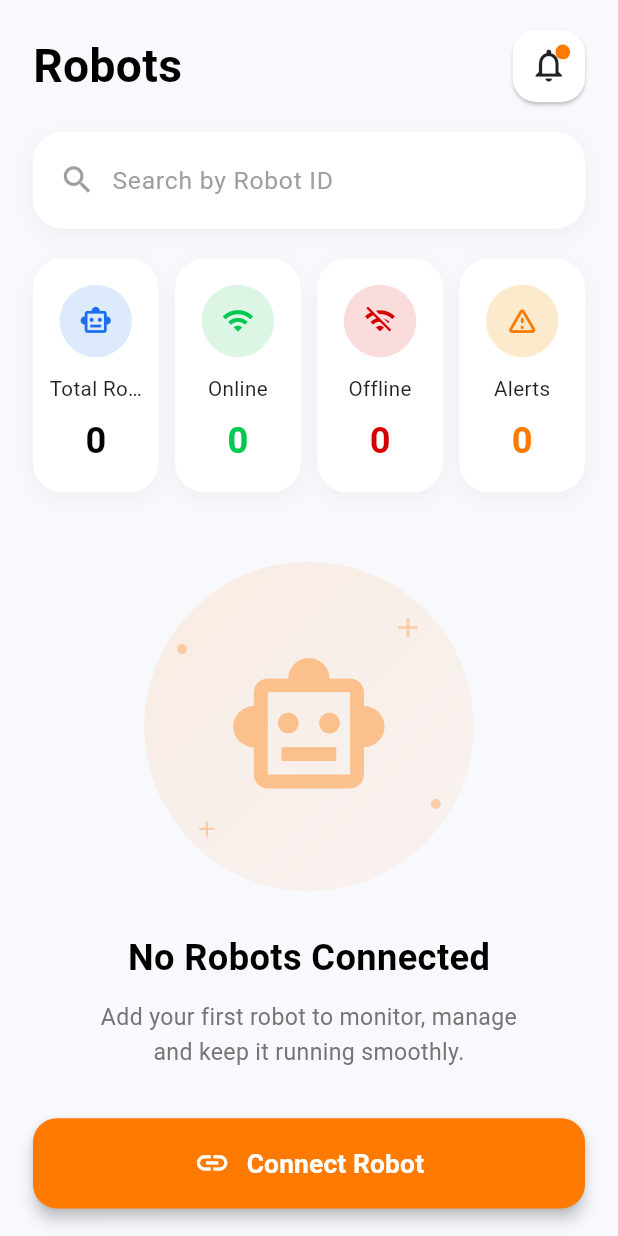
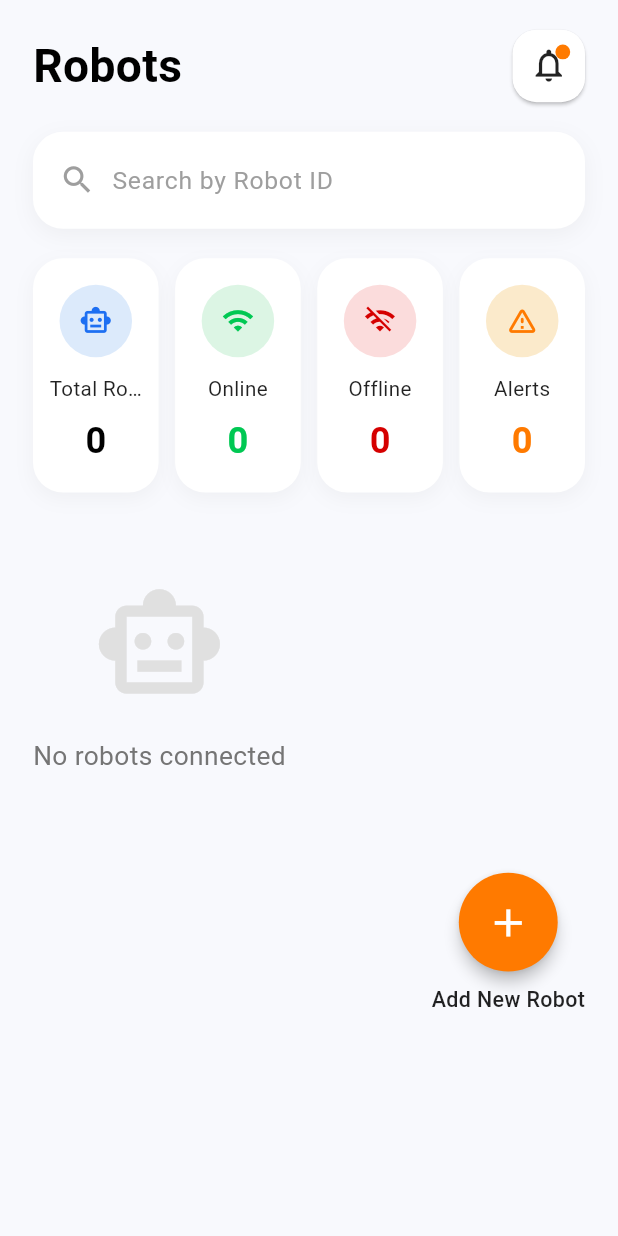
Before and after one commit to sunvibee/sunvibe-app, a Flutter app: the RobotsScreen screen opened directly, on a phone screen of 412 x 824 dp. Run offline on Flutter 3.47's test engine with Material 3 defaults, Android fonts, the phone set to English and light mode, and no system bars; our stand-ins replace flutter_local_notifications, google_fonts, shared_preferences, timezone; missing offline and left inert: mqtt_client; accounts and stored records are empty.

Commit message:
The functionality of when the user logs in with the robot id show that robot as master robot in the robot screen and removed the image area and connect robot button from the robot screen

```diff
--- a/lib/screens/robots_screen.dart
+++ b/lib/screens/robots_screen.dart
@@ -1,10 +1,12 @@
 import 'package:flutter/material.dart';
 import 'package:shared_preferences/shared_preferences.dart';
+import 'package:provider/provider.dart';
 import 'dart:convert';
 import '../utils/app_colors.dart';
 import 'notification_screen.dart';
 import '../services/notification_service.dart';
 import '../models/notification_model.dart';
+import '../providers/auth_provider.dart';
 
 class RobotsScreen extends StatefulWidget {
   const RobotsScreen({super.key});
@@ -21,6 +23,7 @@
   List<Map<String, dynamic>> robots = [];
   bool _isConnecting = false;
   bool _isLoading = true;
+  String? _masterRobotId;
 
   int get totalRobots => robots.length;
   int get onlineRobots => robots.where((r) => r['online'] == true).length;
@@ -36,6 +39,7 @@
   void initState() {
     super.initState();
     _loadRobots();
+    _getMasterRobotId();
   }
 
   @override
@@ -44,6 +48,11 @@
     _robotIdController.dispose();
     _robotIdFocusNode.dispose();
     super.dispose();
+  }
+
+  void _getMasterRobotId() {
+    final authProvider = Provider.of<AuthProvider>(context, listen: false);
+    _masterRobotId = authProvider.robotId;
   }
 
   // Save robots to SharedPreferences
@@ -142,7 +151,6 @@
             child: Column(
               mainAxisSize: MainAxisSize.min,
               children: [
-                // Animated Icon
                 Container(
                   padding: EdgeInsets.all(16),
                   decoration: BoxDecoration(
@@ -150,7 +158,7 @@
                     shape: BoxShape.circle,
                   ),
                   child: Icon(
-                    Icons.animation,
+                    Icons.smart_toy,
                     color: AppColors.orange,
                     size: 40,
                   ),
@@ -294,6 +302,8 @@
 
     await Future.delayed(Duration(milliseconds: 800));
 
+    final isMaster = robotId == _masterRobotId;
+
     final newRobot = {
       'id': robotId,
       'name': 'SV-$robotId',
@@ -301,6 +311,7 @@
       'battery': 85,
       'cleaning': false,
       'alerts': false,
+      'isMaster': isMaster,
       'lastActive': DateTime.now().toIso8601String(),
     };
 
@@ -332,6 +343,19 @@
 
   void _removeRobot(int index) {
     final robotName = robots[index]['name'];
+    final isMaster = robots[index]['isMaster'] ?? false;
+
+    if (isMaster) {
+      ScaffoldMessenger.of(context).showSnackBar(
+        SnackBar(
+          content: Text("Cannot remove Master Robot"),
+          backgroundColor: Colors.orange,
+          behavior: SnackBarBehavior.floating,
+          duration: Duration(seconds: 2),
+        ),
+      );
+      return;
+    }
 
     showDialog(
       context: context,
@@ -405,7 +429,6 @@
   Widget build(BuildContext context) {
     final scale = _scale(context);
     final horizontalPadding = (20 * scale).clamp(16, 30).toDouble();
-    final hasRobots = robots.isNotEmpty;
 
     if (_isLoading) {
       return Scaffold(
@@ -416,6 +439,22 @@
           ),
         ),
       );
+    }
+
+    // Ensure master robot is always in the list
+    if (_masterRobotId != null && !robots.any((r) => r['id'] == _masterRobotId)) {
+      final masterRobot = {
+        'id': _masterRobotId,
+        'name': 'SV-$_masterRobotId',
+        'online': true,
+        'battery': 85,
+        'cleaning': false,
+        'alerts': false,
+        'isMaster': true,
+        'lastActive': DateTime.now().toIso8601String(),
+      };
+      robots.insert(0, masterRobot);
+      _saveRobots();
     }
 
     return Scaffold(
@@ -441,9 +480,7 @@
                     SizedBox(height: 18 * scale),
                     _buildStatsRow(scale),
                     SizedBox(height: 12 * scale),
-                    hasRobots
-                        ? _buildRobotList(scale)
-                        : _buildEmptyState(scale),
+                    _buildRobotList(scale),
                     SizedBox(height: 20 * scale),
                     _buildAddNewRobot(scale),
                     SizedBox(height: 20 * scale),
@@ -682,141 +719,6 @@
     );
   }
 
-  Widget _buildEmptyState(double scale) {
-    return Container(
-      padding: EdgeInsets.symmetric(vertical: 30 * scale),
-      child: Column(
-        mainAxisAlignment: MainAxisAlignment.center,
-        children: [
-          // Animated Robot Illustration
-          Stack(
-            alignment: Alignment.center,
-            children: [
-              Container(
-                width: 200 * scale,
-                height: 200 * scale,
-                decoration: BoxDecoration(
-                  shape: BoxShape.circle,
-                  gradient: LinearGradient(
-                    begin: Alignment.topLeft,
-                    end: Alignment.bottomRight,
-                    colors: [
-                      AppColors.orange.withOpacity(0.1),
-                      AppColors.orange.withOpacity(0.05),
-                    ],
-                  ),
-                ),
-              ),
-              Icon(
-                Icons.smart_toy_outlined,
-                size: 100 * scale,
-                color: AppColors.orange.withOpacity(0.4),
-              ),
-              Positioned(
-                top: 30 * scale,
-                right: 30 * scale,
-                child: Icon(
-                  Icons.add,
-                  size: 20 * scale,
-                  color: AppColors.orange.withOpacity(0.3),
-                ),
-              ),
-              Positioned(
-                bottom: 30 * scale,
-                left: 30 * scale,
-                child: Icon(
-                  Icons.add,
-                  size: 16 * scale,
-                  color: AppColors.orange.withOpacity(0.3),
-                ),
-              ),
-              Positioned(
-                top: 50 * scale,
-                left: 20 * scale,
-                child: Container(
-                  width: 6 * scale,
-                  height: 6 * scale,
-                  decoration: BoxDecoration(
-                    color: AppColors.orange.withOpacity(0.3),
-                    shape: BoxShape.circle,
-                  ),
-                ),
-              ),
-              Positioned(
-                bottom: 50 * scale,
-                right: 20 * scale,
-                child: Container(
-                  width: 6 * scale,
-                  height: 6 * scale,
-                  decoration: BoxDecoration(
-                    color: AppColors.orange.withOpacity(0.3),
-                    shape: BoxShape.circle,
-                  ),
-                ),
-              ),
-            ],
-          ),
-          SizedBox(height: 24 * scale),
-          Text(
-            "No Robots Connected",
-            style: TextStyle(
-              fontSize: 22 * scale,
-              fontWeight: FontWeight.bold,
-              color: Colors.black,
-            ),
-          ),
-          SizedBox(height: 10 * scale),
-          Padding(
-            padding: EdgeInsets.symmetric(horizontal: 30 * scale),
-            child: Text(
-              "Add your first robot to monitor, manage and keep it running smoothly.",
-              textAlign: TextAlign.center,
-              style: TextStyle(
-                fontSize: 14 * scale,
-                color: Colors.grey.shade600,
-                height: 1.5,
-              ),
-            ),
-          ),
-          SizedBox(height: 30 * scale),
-          _connectRobotButton(scale),
-        ],
-      ),
-    );
-  }
-
-  Widget _connectRobotButton(double scale) {
-    return Container(
-      width: double.infinity,
-      child: ElevatedButton(
-        style: ElevatedButton.styleFrom(
-          backgroundColor: AppColors.orange,
-          foregroundColor: Colors.white,
-          padding: EdgeInsets.symmetric(vertical: 16 * scale),
-          shape: RoundedRectangleBorder(
-            borderRadius: BorderRadius.circular(16),
-          ),
-          elevation: 4,
-        ),
-        onPressed: _showAddRobotDialog,
-        child: Row(
-          mainAxisAlignment: MainAxisAlignment.center,
-          children: [
-            Icon(Icons.link, size: 22 * scale),
-            SizedBox(width: 10 * scale),
-            Text(
-              "Connect Robot",
-              style: TextStyle(
-                fontSize: 16 * scale,
-                fontWeight: FontWeight.w600,
-              ),
-            ),
-          ],
-        ),
-      ),
-    );
-  }
-
   Widget _buildRobotList(double scale) {
     final filteredRobots = _searchController.text.isEmpty
         ? robots
@@ -827,16 +729,24 @@
           ).toList();
 
     if (filteredRobots.isEmpty) {
-      return Padding(
-        padding: EdgeInsets.symmetric(vertical: 20 * scale),
-        child: Center(
-          child: Text(
-            "No robots found",
+      return Container(
+        padding: EdgeInsets.symmetric(vertical: 40 * scale),
+        child: Column(
+          children: [
+            Icon(
+              Icons.smart_toy_outlined,
+              size: 80 * scale,
+              color: Colors.grey.shade300,
+            ),
+            SizedBox(height: 16 * scale),
+            Text(
+              "No robots connected",
               style: TextStyle(
                 fontSize: 16 * scale,
                 color: Colors.grey.shade600,
               ),
             ),
+          ],
         ),
       );
     }
@@ -854,6 +764,7 @@
     final isOnline = robot['online'] ?? false;
     final battery = robot['battery'] ?? 0;
     final isCleaning = robot['cleaning'] ?? false;
+    final isMaster = robot['isMaster'] ?? false;
 
     return Container(
       margin: EdgeInsets.only(bottom: 12 * scale),
@@ -861,6 +772,9 @@
       decoration: BoxDecoration(
         color: Colors.white,
         borderRadius: BorderRadius.circular(16),
+        border: isMaster
+            ? Border.all(color: AppColors.orange, width: 2)
+            : null,
         boxShadow: [
           BoxShadow(
             color: Colors.grey.withOpacity(0.08),
@@ -889,6 +803,8 @@
             child: Column(
               crossAxisAlignment: CrossAxisAlignment.start,
               children: [
+                Row(
+                  children: [
                     Text(
                       robot['name'] ?? 'Robot',
                       style: TextStyle(
@@ -896,6 +812,29 @@
                         fontWeight: FontWeight.bold,
                         color: Colors.black,
                       ),
+                    ),
+                    if (isMaster) ...[
+                      SizedBox(width: 8 * scale),
+                      Container(
+                        padding: EdgeInsets.symmetric(
+                          horizontal: 8 * scale,
+                          vertical: 2 * scale,
+                        ),
+                        decoration: BoxDecoration(
+                          color: AppColors.orange.withOpacity(0.1),
+                          borderRadius: BorderRadius.circular(8),
+                        ),
+                        child: Text(
+                          "MASTER",
+                          style: TextStyle(
+                            fontSize: 8 * scale,
+                            color: AppColors.orange,
+                            fontWeight: FontWeight.bold,
+                          ),
+                        ),
+                      ),
+                    ],
+                  ],
                 ),
                 SizedBox(height: 4 * scale),
                 Row(
@@ -974,6 +913,7 @@
                   ),
                 ),
               ),
+              if (!isMaster) ...[
                 SizedBox(width: 8 * scale),
                 GestureDetector(
                   onTap: () => _removeRobot(index),
@@ -990,6 +930,7 @@
                     ),
                   ),
                 ),
+              ],
             ],
           ),
         ],
```
Lines whose indentation alone changed are shown as unchanged.
